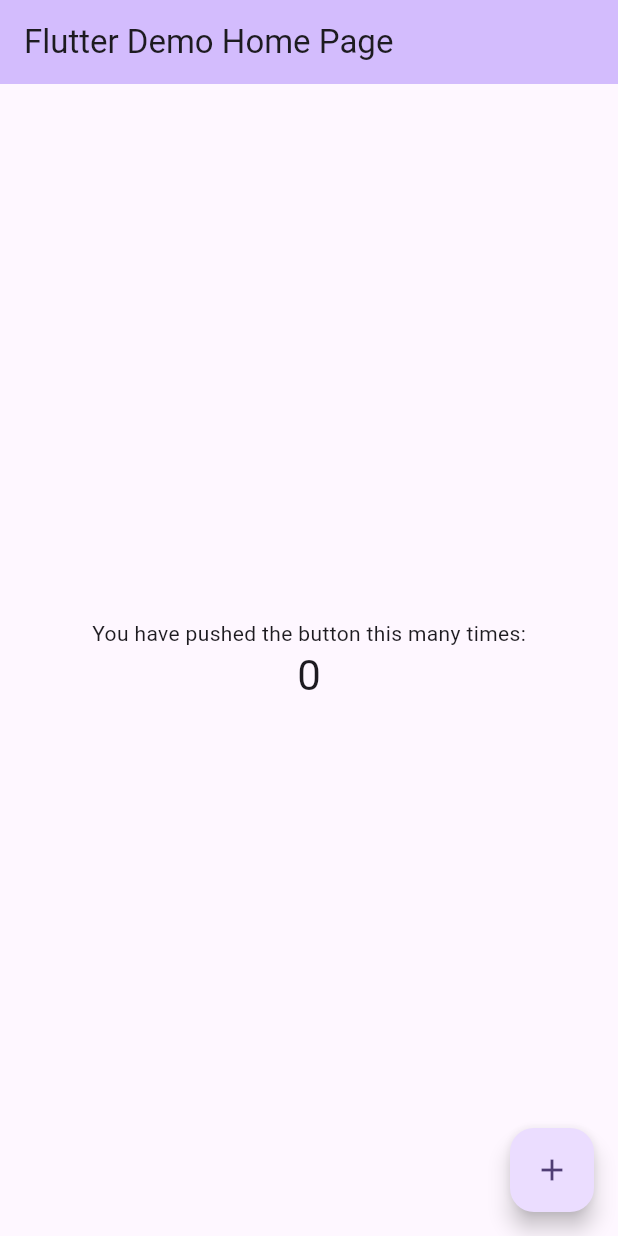
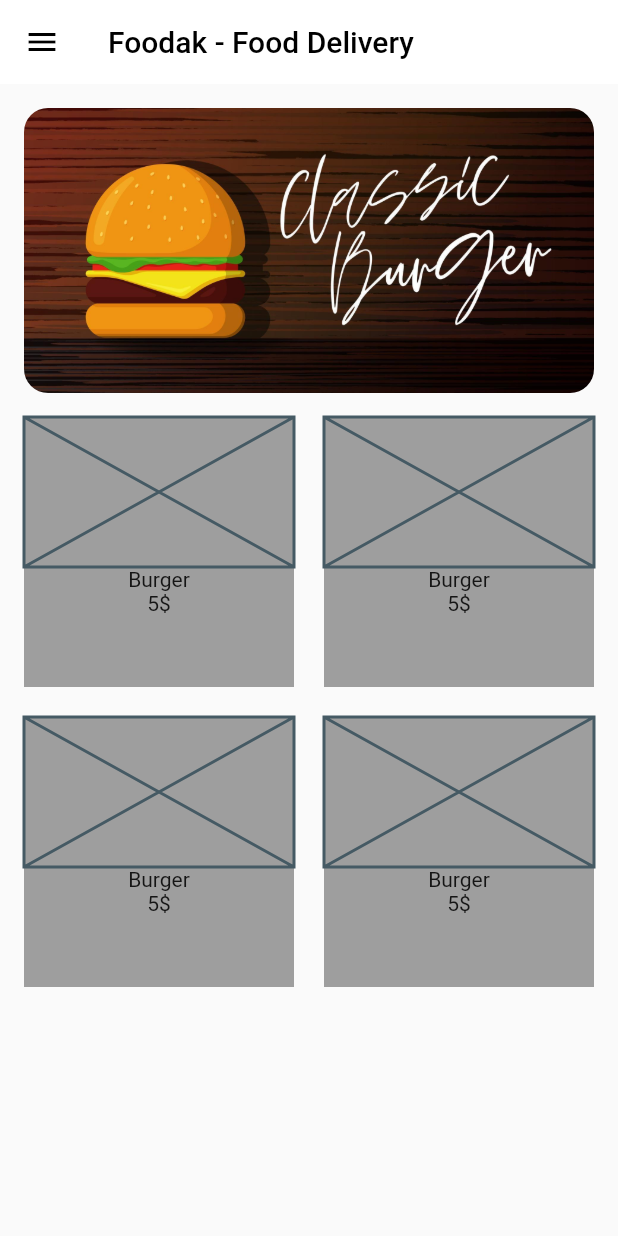
Before and after one commit to Fnmghaithi/food_delivery_app, a Flutter app: the screen it shows after launch, on a phone screen of 412 x 824 dp. Run offline on Flutter 3.47's test engine with Material 3 defaults, Android fonts, the phone set to English and light mode, and no system bars.

Commit message:
Added Assets (Images).

```diff
--- a/lib/main.dart
+++ b/lib/main.dart
@@ -1,4 +1,5 @@
 import 'package:flutter/material.dart';
+import 'package:food_delivery/screens/home_page.dart';
 
 void main() {
   runApp(const MyApp());
@@ -7,119 +8,12 @@ void main() {
 class MyApp extends StatelessWidget {
   const MyApp({super.key});
 
-  // This widget is the root of your application.
   @override
   Widget build(BuildContext context) {
     return MaterialApp(
-      title: 'Flutter Demo',
-      theme: ThemeData(
-        // This is the theme of your application.
-        //
-        // TRY THIS: Try running your application with "flutter run". You'll see
-        // the application has a purple toolbar. Then, without quitting the app,
-        // try changing the seedColor in the colorScheme below to Colors.green
-        // and then invoke "hot reload" (save your changes or press the "hot
-        // reload" button in a Flutter-supported IDE, or press "r" if you used
-        // the command line to start the app).
-        //
-        // Notice that the counter didn't reset back to zero; the application
-        // state is not lost during the reload. To reset the state, use hot
-        // restart instead.
-        //
-        // This works for code too, not just values: Most code changes can be
-        // tested with just a hot reload.
-        colorScheme: ColorScheme.fromSeed(seedColor: Colors.deepPurple),
-        useMaterial3: true,
-      ),
-      home: const MyHomePage(title: 'Flutter Demo Home Page'),
+      debugShowCheckedModeBanner: false,
+      theme: ThemeData(useMaterial3: false),
+      home: const HomePage(),
     );
   }
 }
-
-class MyHomePage extends StatefulWidget {
-  const MyHomePage({super.key, required this.title});
-
-  // This widget is the home page of your application. It is stateful, meaning
-  // that it has a State object (defined below) that contains fields that affect
-  // how it looks.
-
-  // This class is the configuration for the state. It holds the values (in this
-  // case the title) provided by the parent (in this case the App widget) and
-  // used by the build method of the State. Fields in a Widget subclass are
-  // always marked "final".
-
-  final String title;
-
-  @override
-  State<MyHomePage> createState() => _MyHomePageState();
-}
-
-class _MyHomePageState extends State<MyHomePage> {
-  int _counter = 0;
-
-  void _incrementCounter() {
-    setState(() {
-      // This call to setState tells the Flutter framework that something has
-      // changed in this State, which causes it to rerun the build method below
-      // so that the display can reflect the updated values. If we changed
-      // _counter without calling setState(), then the build method would not be
-      // called again, and so nothing would appear to happen.
-      _counter++;
-    });
-  }
-
-  @override
-  Widget build(BuildContext context) {
-    // This method is rerun every time setState is called, for instance as done
-    // by the _incrementCounter method above.
-    //
-    // The Flutter framework has been optimized to make rerunning build methods
-    // fast, so that you can just rebuild anything that needs updating rather
-    // than having to individually change instances of widgets.
-    return Scaffold(
-      appBar: AppBar(
-        // TRY THIS: Try changing the color here to a specific color (to
-        // Colors.amber, perhaps?) and trigger a hot reload to see the AppBar
-        // change color while the other colors stay the same.
-        backgroundColor: Theme.of(context).colorScheme.inversePrimary,
-        // Here we take the value from the MyHomePage object that was created by
-        // the App.build method, and use it to set our appbar title.
-        title: Text(widget.title),
-      ),
-      body: Center(
-        // Center is a layout widget. It takes a single child and positions it
-        // in the middle of the parent.
-        child: Column(
-          // Column is also a layout widget. It takes a list of children and
-          // arranges them vertically. By default, it sizes itself to fit its
-          // children horizontally, and tries to be as tall as its parent.
-          //
-          // Column has various properties to control how it sizes itself and
-          // how it positions its children. Here we use mainAxisAlignment to
-          // center the children vertically; the main axis here is the vertical
-          // axis because Columns are vertical (the cross axis would be
-          // horizontal).
-          //
-          // TRY THIS: Invoke "debug painting" (choose the "Toggle Debug Paint"
-          // action in the IDE, or press "p" in the console), to see the
-          // wireframe for each widget.
-          mainAxisAlignment: MainAxisAlignment.center,
-          children: <Widget>[
-            const Text(
-              'You have pushed the button this many times:',
-            ),
-            Text(
-              '$_counter',
-              style: Theme.of(context).textTheme.headlineMedium,
-            ),
-          ],
-        ),
-      ),
-      floatingActionButton: FloatingActionButton(
-        onPressed: _incrementCounter,
-        tooltip: 'Increment',
-        child: const Icon(Icons.add),
-      ), // This trailing comma makes auto-formatting nicer for build methods.
-    );
-  }
-}
--- /dev/null
+++ b/lib/screens/home_page.dart
@@ -0,0 +1,58 @@
+import 'package:flutter/material.dart';
+import 'package:flutter/widgets.dart';
+
+class HomePage extends StatelessWidget {
+  const HomePage({super.key});
+
+  @override
+  Widget build(BuildContext context) {
+    return Scaffold(
+      appBar: AppBar(
+        backgroundColor: Colors.white,
+        foregroundColor: Colors.black,
+        title: const Text('Foodak - Food Delivery'),
+        elevation: 0,
+      ),
+      drawer: const Drawer(),
+      body: Padding(
+        padding: const EdgeInsets.all(16.0),
+        child: Column(
+          children: [
+            ClipRRect(
+              borderRadius: BorderRadius.circular(16),
+              child: Image.asset(
+                'assets/images/classic_burger.jpg',
+              ),
+            ),
+            const SizedBox(height: 16.0),
+            Expanded(
+              child: GridView.builder(
+                itemCount: 4,
+                // physics: const NeverScrollableScrollPhysics(),
+                gridDelegate: const SliverGridDelegateWithFixedCrossAxisCount(
+                  crossAxisCount: 2,
+                  mainAxisSpacing: 20,
+                  crossAxisSpacing: 20,
+                ),
+                itemBuilder: (context, index) => Container(
+                  decoration: const BoxDecoration(
+                    color: Colors.grey,
+                  ),
+                  child: const Column(
+                    children: [
+                      Placeholder(
+                        fallbackHeight: 100,
+                      ),
+                      Text('Burger'),
+                      Text('5\$'),
+                    ],
+                  ),
+                ),
+              ),
+            ),
+          ],
+        ),
+      ),
+    );
+  }
+}
--- a/pubspec.yaml
+++ b/pubspec.yaml
@@ -59,9 +59,8 @@ flutter:
   uses-material-design: true
 
   # To add assets to your application, add an assets section, like this:
-  # assets:
-  #   - images/a_dot_burr.jpeg
-  #   - images/a_dot_ham.jpeg
+  assets:
+    - assets/images/
 
   # An image asset can refer to one or more resolution-specific "variants", see
   # https://flutter.dev/assets-and-images/#resolution-aware
```
Also changed, not shown: assets/images/classic_burger.jpg (added), assets/images/empty_state.png (added), assets/images/tarek.jpeg (added).
